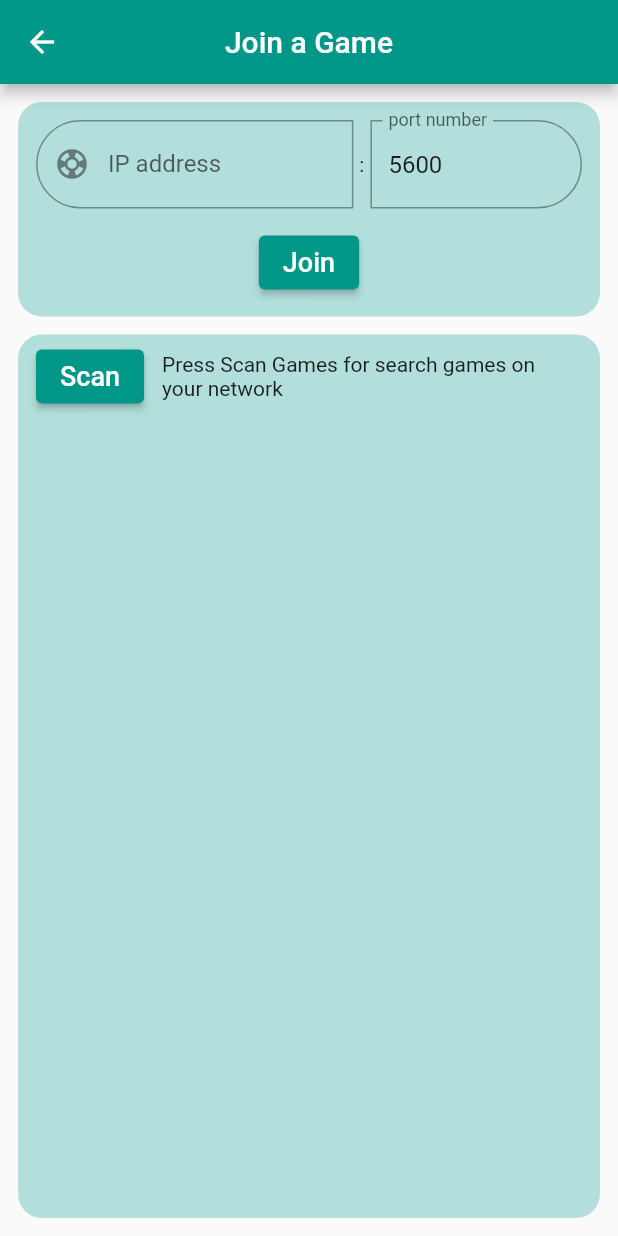
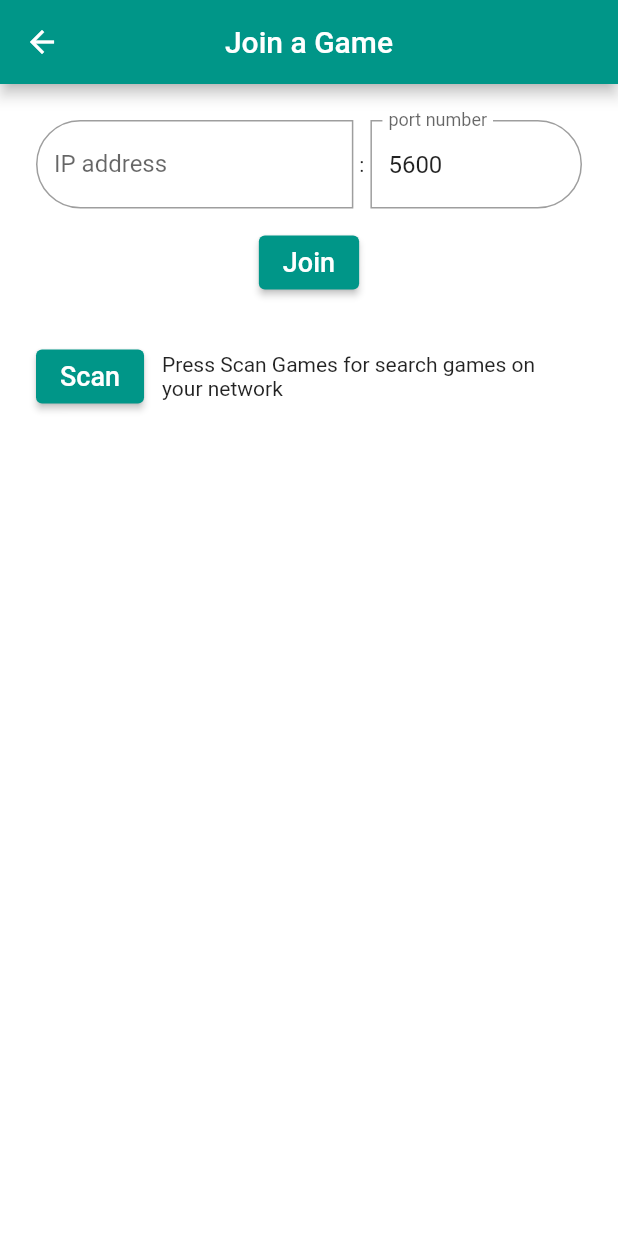
Before and after one commit to femrek/flutter_chess_app, a Flutter app: the ScreenJoinGame screen opened by its route, on a phone screen of 412 x 824 dp. Run offline on Flutter 3.47's test engine with Material 2 defaults, Android fonts, the phone set to English and light mode, and no system bars; our stand-ins replace bloc, equatable, flutter_bloc, flutter_svg, shared_preferences; missing offline and left inert: chess, network_info_plus; accounts and stored records are empty.

Commit message:
refactor: theme refactor and update.

```diff
--- a/lib/data/app_theme.dart
+++ b/lib/data/app_theme.dart
@@ -1,4 +1,40 @@
 import 'package:flutter/material.dart';
+
+class AppTheme {
+  ThemeData get light {
+    ThemeData theme = ThemeData.from(
+      colorScheme: ColorScheme(
+        primary: _primaryColor,
+        secondary: _secondaryColor,
+        surface: _surfaceColor,
+        background: _backgroundColor,
+        error: _errorColor,
+        onPrimary: _onPrimaryColor,
+        onSecondary: _onSecondaryColor,
+        onSurface: _onSurfaceColor,
+        onBackground: _onBackgroundColor,
+        onError: _onErrorColor,
+        brightness: Brightness.light,
+      ),
+    );
+    return theme.copyWith(
+      disabledColor: Colors.grey.shade400,
+      buttonTheme: theme.buttonTheme.copyWith(
+        textTheme: ButtonTextTheme.primary,
+      ),
+    );
+  }
+
+  static const Color _primaryColor = Colors.teal;
+  static const Color _secondaryColor = Colors.teal;
+  static const Color _surfaceColor = Colors.white;
+  static const Color _backgroundColor = Color(0xFFE9E9E9);
+  static const Color _errorColor = Colors.red;
+  static const Color _onPrimaryColor = Colors.white;
+  static const Color _onSecondaryColor = Colors.white;
+  static const Color _onSurfaceColor = Colors.black;
+  static const Color _onBackgroundColor = Colors.black;
+  static const Color _onErrorColor = Colors.white;
 
   final Color boardBgColor = Colors.teal;
   final Color darkBgColor = Colors.teal;
@@ -10,3 +46,11 @@ final Color attackableToThisBg = Colors.red;
   final Color inCheckBg = Colors.red;
   final Color moveFromBg = Colors.green;
   final Color moveDotsColor = Colors.green;
+
+  // singleton
+  static final AppTheme _appTheme = AppTheme._internal();
+
+  factory AppTheme() => _appTheme;
+
+  AppTheme._internal();
+}
--- a/lib/presentation/features/join_game_screen/screen_join_game.dart
+++ b/lib/presentation/features/join_game_screen/screen_join_game.dart
@@ -11,14 +11,15 @@ class ScreenJoinGame extends StatelessWidget {
   final TextEditingController _portTextController = TextEditingController();
 
   ScreenJoinGame({
-    Key? key,
-  }) : super(key: key) {
+    super.key,
+  }) {
     setFieldsValues();
   }
 
   Future setFieldsValues() async {
     _hostTextController.text = await StorageManager().lastConnectedHost ?? '';
-    _portTextController.text = (await StorageManager().lastConnectedPort).toString();
+    _portTextController.text =
+        (await StorageManager().lastConnectedPort).toString();
   }
 
   @override
@@ -30,19 +31,20 @@ class ScreenJoinGame extends StatelessWidget {
       ),
       body: Column(
         children: [
-          const SizedBox(height: 12,),
+          const SizedBox(height: 12),
           Padding(
             padding: const EdgeInsets.symmetric(horizontal: 12),
             child: _joinGameCard(context),
           ),
-          const SizedBox(height: 12,),
+          const SizedBox(height: 12),
           Expanded(
             child: Padding(
               padding: const EdgeInsets.symmetric(horizontal: 12),
               child: _gameScanList(context),
             ),
           ),
-          const SizedBox(height: 12,),
+          const SizedBox(height: 12),
+          SizedBox(height: MediaQuery.of(context).padding.bottom),
         ],
       ),
     );
@@ -52,7 +54,7 @@ class ScreenJoinGame extends StatelessWidget {
     return Container(
       padding: const EdgeInsets.symmetric(horizontal: 12),
       decoration: BoxDecoration(
-        color: Theme.of(context).primaryColorLight,
+        color: Theme.of(context).colorScheme.surface,
         borderRadius: BorderRadius.circular(16),
       ),
       child: BlocBuilder<GameScanCubit, GameScanState>(
@@ -64,15 +66,16 @@ class ScreenJoinGame extends StatelessWidget {
                   AnimatedContainer(
                     duration: const Duration(milliseconds: 400),
                     child: ElevatedButton(
-                      onPressed: state.searchStatus != SearchStatus.searching ? () {
-                        context.read<GameScanCubit>().startScan();
-                      } : null,
+                      onPressed: state.searchStatus != SearchStatus.searching
+                          ? () => context.read<GameScanCubit>().startScan()
+                          : null,
                       child: Text(
                         state.searchStatus == SearchStatus.searching
-                            ? 'Scanning' : 'Scan',
+                            ? 'Scanning'
+                            : 'Scan',
                         style: TextStyle(
                           fontSize: 18,
-                          color: Theme.of(context).colorScheme.onPrimary
+                          color: Theme.of(context).colorScheme.onPrimary,
                         ),
                       ),
                     ),
@@ -80,37 +83,41 @@ class ScreenJoinGame extends StatelessWidget {
                   Expanded(
                     child: Container(
                       padding: const EdgeInsets.all(12),
-                      child: Text(
-                          state.searchStatus == SearchStatus.searching
+                      child: Text(state.searchStatus == SearchStatus.searching
                           ? 'Games searching on network'
                           : state.searchStatus == SearchStatus.init
                               ? 'Press Scan Games for search games on your network'
                               : state.games.isEmpty
                                   ? 'Any game could not found on network'
-                              : 'Games on your network'
-                      ),
+                                  : 'Games on your network'),
                     ),
                   ),
                 ],
               ),
               Expanded(
                 child: Center(
-                  child: state.searchStatus != SearchStatus.searching ? ListView.builder(
+                  child: state.searchStatus != SearchStatus.searching
+                      ? ListView.builder(
                           itemBuilder: (_, index) {
-                      return _gameOnTheNetworkElement(context, state.games[index]);
+                            return _gameOnTheNetworkElement(
+                              context,
+                              state.games[index],
+                            );
                           },
                           itemCount: state.games.length,
-                  ) : CircularProgressIndicator(),
+                        )
+                      : CircularProgressIndicator(),
                 ),
               ),
             ],
           );
-        }
+        },
       ),
     );
   }
 
-  Widget _gameOnTheNetworkElement(BuildContext context, GameSearchInformation data) {
+  Widget _gameOnTheNetworkElement(
+      BuildContext context, GameSearchInformation data) {
     return GestureDetector(
       onTap: () {
         Navigator.pushNamed(context, screenGuestGame, arguments: [
@@ -129,10 +136,7 @@ class ScreenJoinGame extends StatelessWidget {
         ),
         child: Text(
           data.name,
-          style: TextStyle(
-              color: Colors.white,
-              fontSize: 18
-          ),
+          style: TextStyle(color: Colors.white, fontSize: 18),
         ),
       ),
     );
@@ -142,12 +146,12 @@ class ScreenJoinGame extends StatelessWidget {
     return Container(
       padding: const EdgeInsets.symmetric(horizontal: 12),
       decoration: BoxDecoration(
-        color: Theme.of(context).primaryColorLight,
+        color: Theme.of(context).colorScheme.surface,
         borderRadius: BorderRadius.circular(16),
       ),
       child: Column(
         children: [
-          const SizedBox(height: 12,),
+          const SizedBox(height: 12),
           Row(
             children: [
               Expanded(
@@ -155,19 +159,21 @@ class ScreenJoinGame extends StatelessWidget {
                 child: TextField(
                   controller: _hostTextController,
                   keyboardType: TextInputType.number,
-                  decoration: const InputDecoration(
+                  decoration: InputDecoration(
                     hintText: 'IP address',
                     labelText: 'IP address',
-                    prefixIcon: Icon(Icons.support),
                     border: OutlineInputBorder(
-                      borderRadius: BorderRadius.horizontal(left: Radius.circular(999), right: Radius.zero),
+                      borderRadius: BorderRadius.horizontal(
+                        left: Radius.circular(999),
+                        right: Radius.zero,
                       ),
                     ),
                   ),
                 ),
-              const SizedBox(width: 4,),
+              ),
+              const SizedBox(width: 4),
               const Text(':'),
-              const SizedBox(width: 4,),
+              const SizedBox(width: 4),
               Expanded(
                 flex: 2,
                 child: TextField(
@@ -177,14 +183,17 @@ class ScreenJoinGame extends StatelessWidget {
                     hintText: 'port number',
                     labelText: 'port number',
                     border: OutlineInputBorder(
-                      borderRadius: BorderRadius.horizontal(right: Radius.circular(999), left: Radius.zero),
+                      borderRadius: BorderRadius.horizontal(
+                        right: Radius.circular(999),
+                        left: Radius.zero,
+                      ),
                     ),
                   ),
                 ),
               ),
             ],
           ),
-          const SizedBox(height: 12,),
+          const SizedBox(height: 12),
           ElevatedButton(
             onPressed: () {
               final String host = _hostTextController.text;
@@ -192,7 +201,11 @@ class ScreenJoinGame extends StatelessWidget {
               print('port input is $port');
               StorageManager().setLastConnectedHost(host);
               StorageManager().setLastConnectedPort(port);
-              Navigator.pushNamed(context, screenGuestGame, arguments: [host, port]);
+              Navigator.pushNamed(
+                context,
+                screenGuestGame,
+                arguments: [host, port],
+              );
             },
             child: Text(
               'Join',
@@ -202,7 +215,7 @@ class ScreenJoinGame extends StatelessWidget {
               ),
             ),
           ),
-          const SizedBox(height: 12,),
+          const SizedBox(height: 12),
         ],
       ),
     );
--- a/lib/presentation/features/main_screen/screen_main.dart
+++ b/lib/presentation/features/main_screen/screen_main.dart
@@ -55,7 +55,7 @@ class ScreenMain extends StatelessWidget {
   Widget _networkGameCard(BuildContext context) {
     return Container(
       decoration: BoxDecoration(
-        color: Theme.of(context).primaryColorLight,
+        color: Theme.of(context).colorScheme.surface,
         borderRadius: BorderRadius.circular(16),
       ),
       child: Padding(
@@ -126,7 +126,7 @@ class ScreenMain extends StatelessWidget {
   Widget _localGameCard(BuildContext context) {
     return Container(
       decoration: BoxDecoration(
-        color: Theme.of(context).primaryColorLight,
+        color: Theme.of(context).colorScheme.surface,
         borderRadius: BorderRadius.circular(16),
       ),
       child: Padding(
@@ -167,7 +167,7 @@ class ScreenMain extends StatelessWidget {
     return Container(
       height: 1,
       width: MediaQuery.of(context).size.width - 24,
-      color: Theme.of(context).primaryColor,
+      color: Theme.of(context).disabledColor,
     );
   }
 }
--- a/lib/provider/game_scanner.dart
+++ b/lib/provider/game_scanner.dart
@@ -127,6 +127,7 @@ class GameScanner {
     return result;
   }
 
+  // singleton
   static final GameScanner _instance = GameScanner._internal();
 
   GameScanner._internal();
```
Also changed, not shown: lib/main.dart (+2 -5 lines), lib/presentation/features/guest_game/guest_board.dart (+103 -65 lines), lib/presentation/features/host_game/host_board.dart (+16 -16 lines), lib/presentation/features/local_game/local_board.dart (+19 -19 lines). Lines whose indentation alone changed are shown as unchanged.
